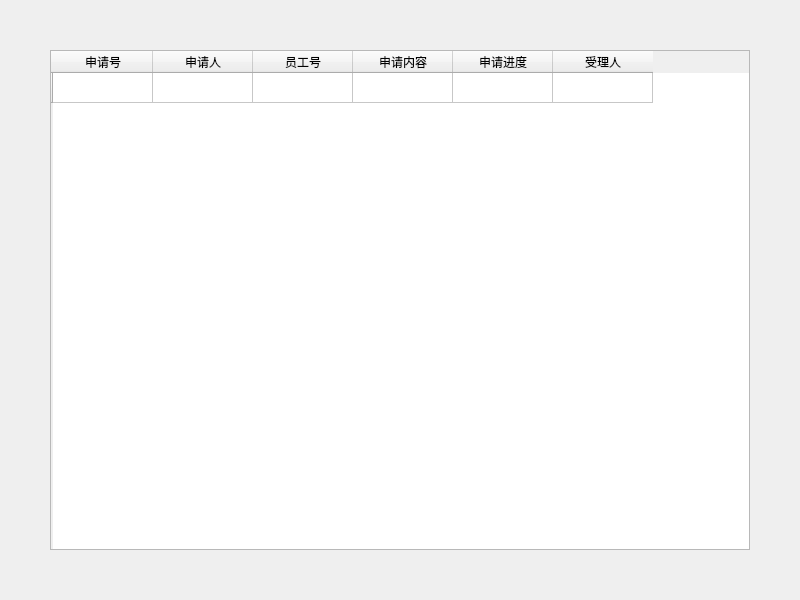
Old version of the form 王景岳/project/EmployeeSystem/subpage/myApply.ui in the repository Faran-sward/EmployeeSystem.
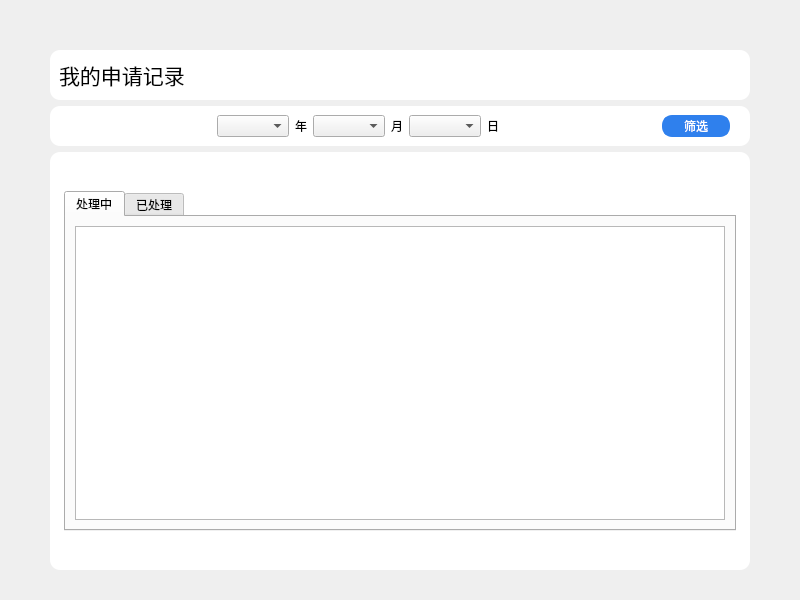
New version of the form.

Diff of the .ui file:
```diff
--- a/王景岳/project/EmployeeSystem/subpage/myApply.ui
+++ b/王景岳/project/EmployeeSystem/subpage/myApply.ui
@@ -13,7 +13,7 @@
   <property name="windowTitle">
    <string>Widget</string>
   </property>
-  <layout class="QGridLayout" name="gridLayout">
+  <layout class="QVBoxLayout" name="verticalLayout">
    <property name="leftMargin">
     <number>50</number>
    </property>
@@ -24,45 +24,202 @@
     <number>50</number>
    </property>
    <property name="bottomMargin">
-    <number>50</number>
+    <number>30</number>
    </property>
-   <item row="0" column="0">
-    <widget class="QTableWidget" name="tableWidget">
-     <row>
-      <property name="text">
-       <string/>
+   <item>
+    <widget class="QWidget" name="widget_2" native="true">
+     <property name="styleSheet">
+      <string notr="true">#widget_2 {
+    background-color: #FFFFFF;
+    border-radius: 10px;
+}</string>
+     </property>
+     <layout class="QHBoxLayout" name="horizontalLayout_3">
+      <item>
+       <widget class="QLabel" name="label_4">
+        <property name="font">
+         <font>
+          <pointsize>16</pointsize>
+         </font>
+        </property>
+        <property name="text">
+         <string>我的申请记录</string>
+        </property>
+       </widget>
+      </item>
+      <item>
+       <spacer name="horizontalSpacer_4">
+        <property name="orientation">
+         <enum>Qt::Horizontal</enum>
+        </property>
+        <property name="sizeHint" stdset="0">
+         <size>
+          <width>585</width>
+          <height>20</height>
+         </size>
+        </property>
+       </spacer>
+      </item>
+     </layout>
+    </widget>
+   </item>
+   <item>
+    <widget class="QWidget" name="widget" native="true">
+     <property name="styleSheet">
+      <string notr="true">#widget {
+    background-color: #FFFFFF;
+    border-radius: 10px;
+}</string>
+     </property>
+     <layout class="QHBoxLayout" name="horizontalLayout">
+      <property name="rightMargin">
+       <number>20</number>
       </property>
-     </row>
-     <column>
-      <property name="text">
-       <string>申请号</string>
+      <item>
+       <spacer name="horizontalSpacer_2">
+        <property name="orientation">
+         <enum>Qt::Horizontal</enum>
+        </property>
+        <property name="sizeHint" stdset="0">
+         <size>
+          <width>172</width>
+          <height>20</height>
+         </size>
+        </property>
+       </spacer>
+      </item>
+      <item>
+       <widget class="QComboBox" name="maplyYear"/>
+      </item>
+      <item>
+       <widget class="QLabel" name="label">
+        <property name="text">
+         <string>年</string>
+        </property>
+       </widget>
+      </item>
+      <item>
+       <widget class="QComboBox" name="maplyMonth"/>
+      </item>
+      <item>
+       <widget class="QLabel" name="label_2">
+        <property name="text">
+         <string>月</string>
+        </property>
+       </widget>
+      </item>
+      <item>
+       <widget class="QComboBox" name="maplyDay"/>
+      </item>
+      <item>
+       <widget class="QLabel" name="label_3">
+        <property name="text">
+         <string>日</string>
+        </property>
+       </widget>
+      </item>
+      <item>
+       <spacer name="horizontalSpacer">
+        <property name="orientation">
+         <enum>Qt::Horizontal</enum>
+        </property>
+        <property name="sizeHint" stdset="0">
+         <size>
+          <width>171</width>
+          <height>20</height>
+         </size>
+        </property>
+       </spacer>
+      </item>
+      <item>
+       <widget class="QPushButton" name="maplyGet">
+        <property name="styleSheet">
+         <string notr="true">#maplyGet{
+    font: 25 10pt '微软雅黑 Light';
+    color: rgb(255,255,255);
+	padding-left:20px;
+	padding-right:20px;
+    background-color: #2F80ED;
+    border: 2px solid #2F80ED;
+    border-radius: 10px;
+}
+
+#maplyGet:hover {
+ 	border: 2px solid #1652AB;
+    background-color: #1652AB;
+}
+
+#maplyGet:pressed {
+	 border: 2px solid #FFFFFF;
+    background-color: #1652AB;
+}</string>
+        </property>
+        <property name="text">
+         <string>筛选</string>
+        </property>
+       </widget>
+      </item>
+     </layout>
+    </widget>
+   </item>
+   <item>
+    <widget class="QWidget" name="outside" native="true">
+     <property name="styleSheet">
+      <string notr="true">#outside {
+    background-color: #FFFFFF;
+    border-radius: 10px;
+}</string>
+     </property>
+     <layout class="QGridLayout" name="gridLayout_2">
+      <property name="leftMargin">
+       <number>5</number>
       </property>
-     </column>
-     <column>
-      <property name="text">
-       <string>申请人</string>
+      <property name="topMargin">
+       <number>30</number>
       </property>
-     </column>
-     <column>
-      <property name="text">
-       <string>员工号</string>
+      <property name="rightMargin">
+       <number>5</number>
       </property>
-     </column>
-     <column>
-      <property name="text">
-       <string>申请内容</string>
+      <property name="bottomMargin">
+       <number>30</number>
       </property>
-     </column>
-     <column>
-      <property name="text">
-       <string>申请进度</string>
-      </property>
-     </column>
-     <column>
-      <property name="text">
-       <string>受理人</string>
-      </property>
-     </column>
+      <item row="0" column="0">
+       <widget class="QWidget" name="inside" native="true">
+        <property name="styleSheet">
+         <string notr="true"/>
+        </property>
+        <layout class="QGridLayout" name="gridLayout">
+         <item row="0" column="0">
+          <widget class="QTabWidget" name="tabWidget">
+           <property name="currentIndex">
+            <number>0</number>
+           </property>
+           <widget class="QWidget" name="tab">
+            <attribute name="title">
+             <string>处理中</string>
+            </attribute>
+            <layout class="QGridLayout" name="gridLayout_4">
+             <item row="0" column="0">
+              <widget class="QTableWidget" name="maplySolving"/>
+             </item>
+            </layout>
+           </widget>
+           <widget class="QWidget" name="tab_2">
+            <attribute name="title">
+             <string>已处理</string>
+            </attribute>
+            <layout class="QGridLayout" name="gridLayout_5">
+             <item row="0" column="0">
+              <widget class="QTableWidget" name="maplySolved"/>
+             </item>
+            </layout>
+           </widget>
+          </widget>
+         </item>
+        </layout>
+       </widget>
+      </item>
+     </layout>
     </widget>
    </item>
   </layout>
```
